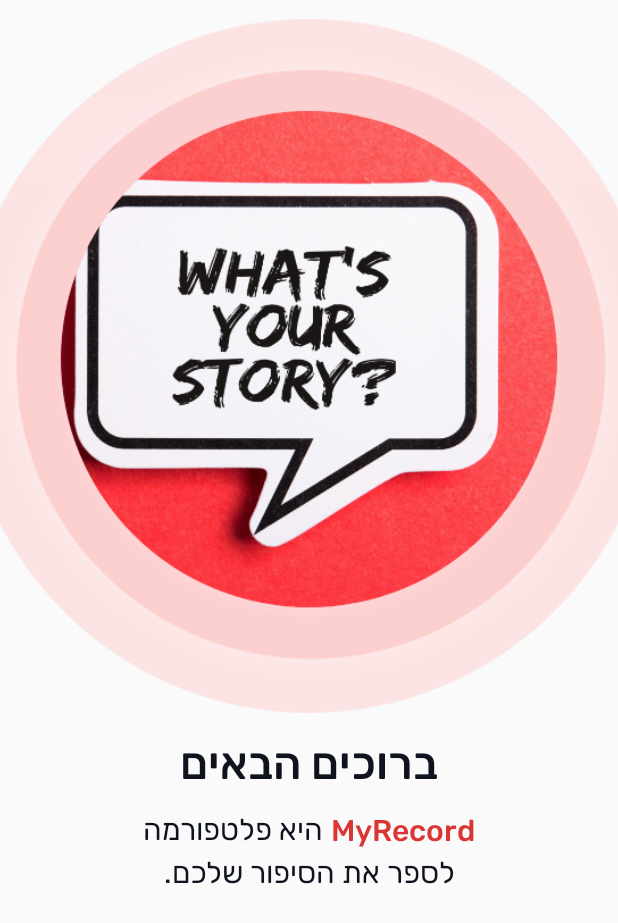
After one commit to shayAslan/RecordApp, an Android app: the layout onboarding_page_1.xml on its own in the app's theme, with its tools: preview values and no code run, on a phone screen of 412 x 824 dp. The commit adds this screen. Shown: the top 923 px of the screen. Run offline under Robolectric (Android 15) with nearby library versions, the phone set to English and light mode, and no system bars.

Commit message:
no message

```diff
--- /dev/null
+++ b/MusicApplication/app/src/main/res/layout/onboarding_page_1.xml
@@ -0,0 +1,86 @@
+<?xml version="1.0" encoding="utf-8"?>
+<LinearLayout xmlns:android="http://schemas.android.com/apk/res/android"
+    xmlns:app="http://schemas.android.com/apk/res-auto"
+    android:layout_width="match_parent"
+    android:layout_height="match_parent"
+    android:clipChildren="false"
+    android:gravity="center_horizontal"
+    android:layoutDirection="ltr"
+    android:orientation="vertical">
+
+    <ImageView
+        android:id="@+id/onBoardingViewPager"
+        android:layout_width="match_parent"
+        android:layout_height="wrap_content"
+        android:layout_marginTop="40dp"
+        android:layout_marginBottom="30dp"
+        android:elevation="10dp"
+        android:paddingStart="-25dp"
+        android:paddingEnd="-25dp"
+        android:scaleType="centerCrop"
+        android:src="@drawable/onboarding_img1" />
+
+    <androidx.appcompat.widget.AppCompatTextView
+        android:id="@+id/lbl_dummy1"
+        android:layout_width="match_parent"
+        android:layout_height="wrap_content"
+        android:layout_marginStart="72dp"
+        android:layout_marginTop="14dp"
+        android:layout_marginEnd="72dp"
+        android:layout_marginBottom="14dp"
+        android:fontFamily="@font/rubik_meduim"
+        android:gravity="center"
+        android:lines="1"
+        android:text="@string/welcome"
+        android:textColor="#0E131E"
+        android:textSize="30dp"
+        app:autoSizeTextType="uniform" />
+
+    <LinearLayout
+        android:layout_width="match_parent"
+        android:layout_height="wrap_content"
+        android:layout_marginStart="30dp"
+        android:layout_marginEnd="30dp"
+        android:gravity="center"
+        android:orientation="horizontal">
+
+        <androidx.appcompat.widget.AppCompatTextView
+            android:layout_width="wrap_content"
+            android:layout_height="wrap_content"
+            android:layout_marginEnd="4dp"
+            android:fontFamily="@font/rubik_regular"
+            android:gravity="center"
+            android:lines="1"
+            android:text="היא פלטפורמה"
+            android:textColor="#0E131E"
+            android:textSize="20dp" />
+
+        <androidx.appcompat.widget.AppCompatTextView
+            android:layout_width="wrap_content"
+            android:layout_height="wrap_content"
+            android:fontFamily="@font/rubik_meduim"
+            android:gravity="center"
+            android:lines="1"
+            android:text="@string/myrecord"
+            android:textColor="#DB3535"
+            android:textSize="20dp" />
+
+
+    </LinearLayout>
+
+    <androidx.appcompat.widget.AppCompatTextView
+        android:layout_width="match_parent"
+        android:layout_height="wrap_content"
+        android:layout_marginStart="30dp"
+        android:layout_marginTop="4dp"
+        android:layout_marginEnd="30dp"
+        android:fontFamily="@font/rubik_regular"
+        android:gravity="center"
+        android:lines="1"
+        android:text="לספר את הסיפור שלכם."
+        android:textColor="#0E131E"
+        android:textSize="20dp"
+        app:autoSizeTextType="uniform" />
+
+
+</LinearLayout>
--- a/MusicApplication/app/src/main/res/values/strings.xml
+++ b/MusicApplication/app/src/main/res/values/strings.xml
@@ -56,5 +56,8 @@
     <string name="recording_save_dialog_title_text">האם את/ה רוצה לשמור את הסיפור?</string>
     <string name="shears">שתף/י</string>
     <string name="reacted">הגיב/י</string>
+    <string name="welcome">ברוכים הבאים</string>
+    <string name="myrecord">MyRecord</string>
+    <string name="skips">דלג/י</string>
 
 </resources>
```
Also changed, not shown: MusicApplication/app/src/main/res/drawable/black_circle.xml (added, +8 -0 lines), MusicApplication/app/src/main/res/drawable/onboarding_indicator_normal.xml (added, +8 -0 lines), MusicApplication/app/src/main/res/drawable/red_selected_circle.xml (added, +28 -0 lines), MusicApplication/app/src/main/res/layout/onboarding_page_2.xml (added, +52 -0 lines), MusicApplication/app/src/main/res/layout/onboarding_page_3.xml (added, +52 -0 lines), MusicApplication/app/src/main/res/layout/onbording_layout.xml (added, +86 -0 lines).
